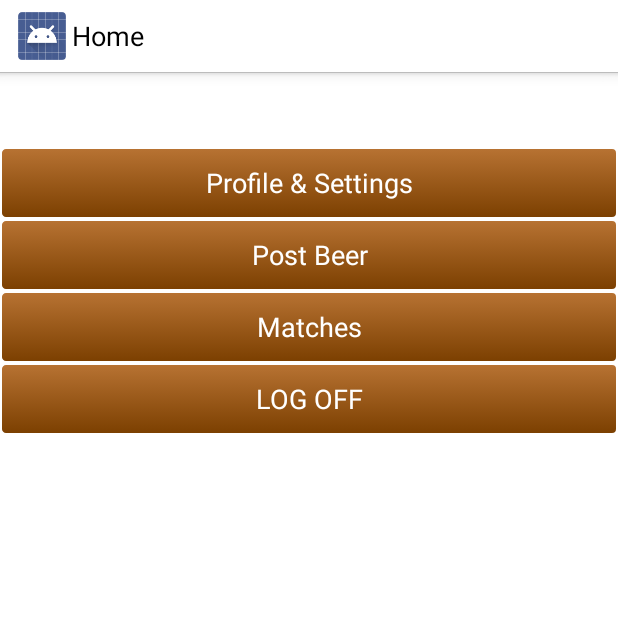
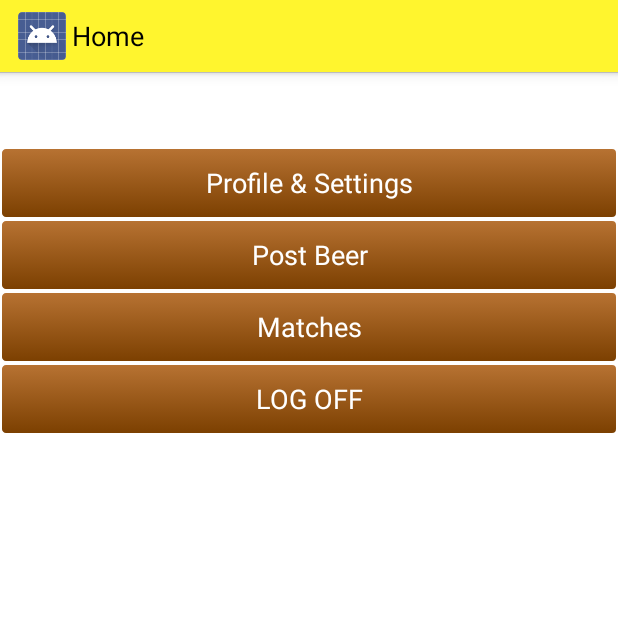
Before and after one commit to BeerTrader/BeerTraderApp, an Android app: the MainActivity screen opened directly, with no data from a screen before it, on a phone screen of 412 x 824 dp, the top half of it. Run offline under Robolectric (Android 15) with nearby library versions, the phone set to English and light mode, and no system bars.

Commit message:
Banner Color

```diff
--- a/app/src/main/res/values/styles.xml
+++ b/app/src/main/res/values/styles.xml
@@ -10,6 +10,6 @@
 </style>
 
 <style name="MyActionBarTheme" parent="@android:style/Widget.Holo.Light.ActionBar">
-    <item name="android:background">#FFFFFFFF</item>
+    <item name="android:background">#fffff52e</item>
 </style>
 </resources>
```
